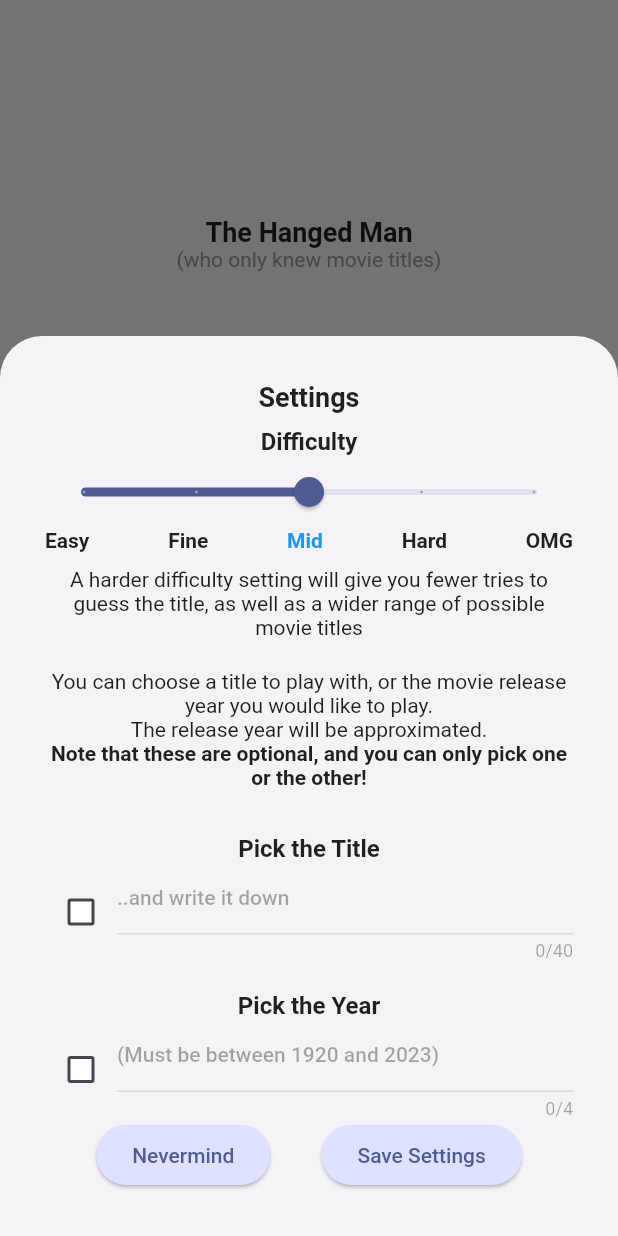
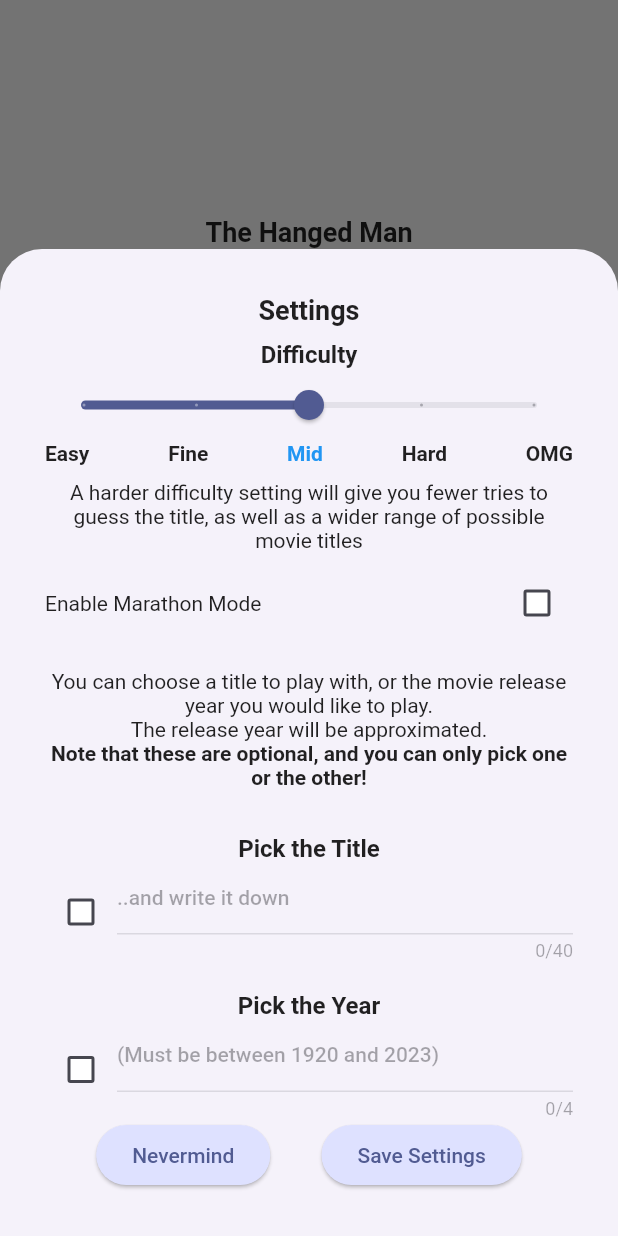
Before and after one commit to bjornunnar/flutter_hangman, a Flutter app: the screen it shows after launch, after a tap on "Settings", on a phone screen of 412 x 824 dp. Run offline on Flutter 3.47's test engine with Material 2 defaults, Android fonts, the phone set to English and light mode, and no system bars; missing offline and left inert: tmdb_api.

Commit message:
start marathonmode

```diff
--- a/lib/data/split_the_title.dart
+++ b/lib/data/split_the_title.dart
@@ -6,6 +6,7 @@
 
     List<String> titleWordForWord = wholeTitle.join().split(" ");
     List<List<String>> fixedTitle = [];
+    // TODO -- check if the first word, and then every word, is >maxlength. if so split in two
     String titleFragment = titleWordForWord[0].toString();
 
     // run through the fragmented list, see if the two current words are more than the max,
--- a/lib/models/classes.dart
+++ b/lib/models/classes.dart
@@ -33,11 +33,13 @@ class Hint {
 }
 
 class Settings{
+  bool marathonMode;
   int difficulty;
   int? customYear;
   String? customTitle;
 
   Settings({
+    this.marathonMode = false,
     required this.difficulty,
     this.customYear,
     this.customTitle,
--- a/lib/widgets/start-screen/hangman.dart
+++ b/lib/widgets/start-screen/hangman.dart
@@ -1,3 +1,4 @@
+import 'package:flutter/cupertino.dart';
 import 'package:flutter/material.dart';
 import 'package:hangman/data/construct_hint.dart';
 import 'package:hangman/data/movie_details.dart';
@@ -65,6 +66,7 @@ class _HangmanState extends State<Hangman> {
   }
 
   void playGame() async {
+    // TODO -- check if marathon mode is not active, if so, wipe the guessed letters list
     // if user sets a title/word, that's all we need
     if (currentSettings.customTitle != null) {
       Hint currentHint = constructHint(
--- /dev/null
+++ b/lib/widgets/start-screen/marathon_mode_checkbox.dart
@@ -0,0 +1,62 @@
+import 'package:flutter/material.dart';
+
+class MarathonModeCheckbox extends StatefulWidget {
+  bool marathonMode;
+  MarathonModeCheckbox({
+    super.key,
+    required this.marathonMode,
+    });
+
+  @override
+  State<MarathonModeCheckbox> createState() => _MarathonModeCheckboxState();
+}
+
+class _MarathonModeCheckboxState extends State<MarathonModeCheckbox> {
+
+bool isMarathonModeChecked(){
+  return widget.marathonMode;
+}
+
+  @override
+  Widget build(BuildContext context) {
+    Color getColor(Set<MaterialState> states) {
+      const Set<MaterialState> interactiveStates = <MaterialState>{
+        MaterialState.pressed,
+        MaterialState.hovered,
+        MaterialState.focused,
+        MaterialState.selected,
+      };
+      const Set<MaterialState> nonInteractiveStates = <MaterialState>{
+        MaterialState.disabled,
+      };
+      if (states.any(interactiveStates.contains)) {
+        return Colors.blue;
+      }
+      if (states.any(nonInteractiveStates.contains)){
+        return Colors.grey;
+      }
+      return Colors.white;
+    }
+
+    return Row(
+      children: [
+        const Expanded(
+          child: Text("Enable Marathon Mode"),
+        ),
+        Checkbox(
+          checkColor: Colors.white,
+          fillColor: MaterialStateProperty.resolveWith(getColor),
+          value: isMarathonModeChecked(),
+          onChanged: (bool? value) {
+            setState(() {
+              if (value != null){
+                widget.marathonMode = value;
+              }
+            });
+          },
+        ),
+
+      ],
+    );
+  }
+}
--- a/lib/widgets/start-screen/settings_screen.dart
+++ b/lib/widgets/start-screen/settings_screen.dart
@@ -2,6 +2,7 @@ import 'package:flutter/material.dart';
 import 'package:hangman/models/classes.dart';
 import 'package:hangman/widgets/start-screen/custom_title_input.dart';
 import 'package:hangman/widgets/start-screen/custom_year_input.dart';
+import 'package:hangman/widgets/start-screen/marathon_mode_checkbox.dart';
 
 class SettingsOverlay extends StatefulWidget {
   SettingsOverlay({
@@ -198,6 +199,8 @@ class _SettingsOverlayState extends State<SettingsOverlay> {
             const SizedBox(height: 10),
             const Text("A harder difficulty setting will give you fewer tries to guess the title, as well as a wider range of possible movie titles",
               textAlign: TextAlign.center,),
+            const SizedBox(height: 10),
+            MarathonModeCheckbox(marathonMode: widget.currentSettings.marathonMode),
             const SizedBox(height: 20,),
             const Text("You can choose a title to play with, or the movie release year you would like to play.",textAlign: TextAlign.center,),
             const Text("The release year will be approximated.",textAlign: TextAlign.center,),
```
